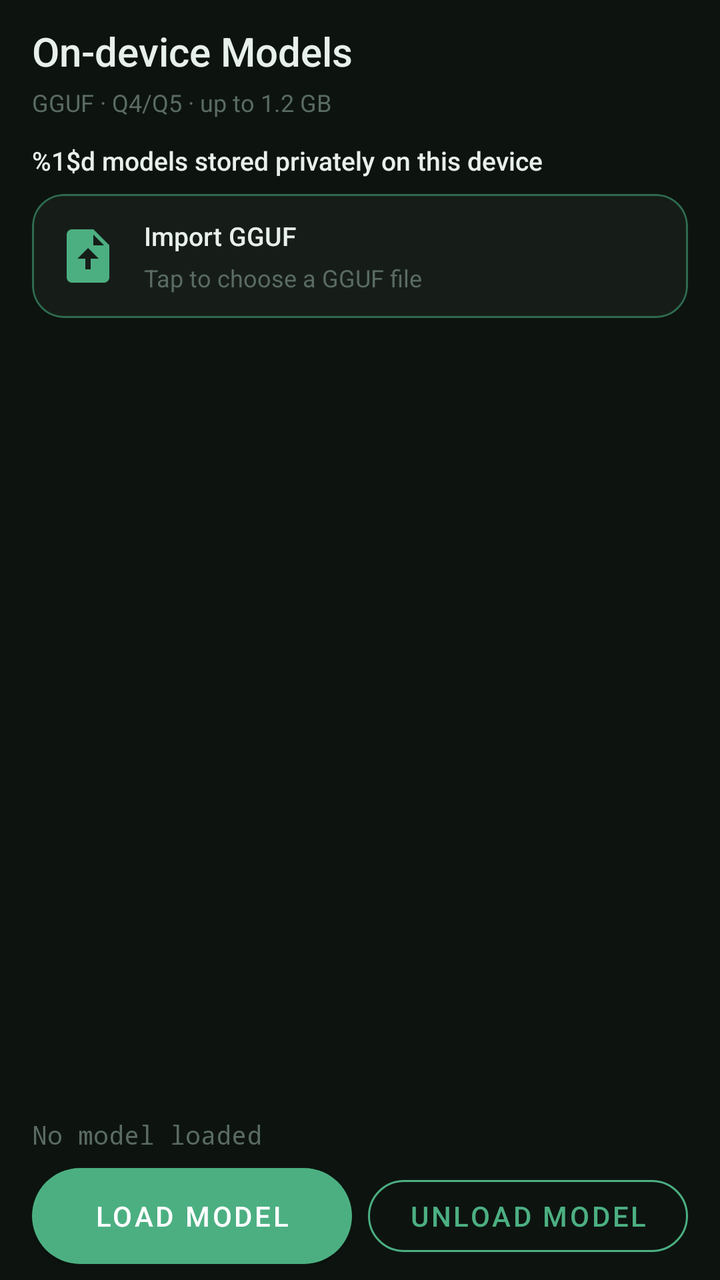
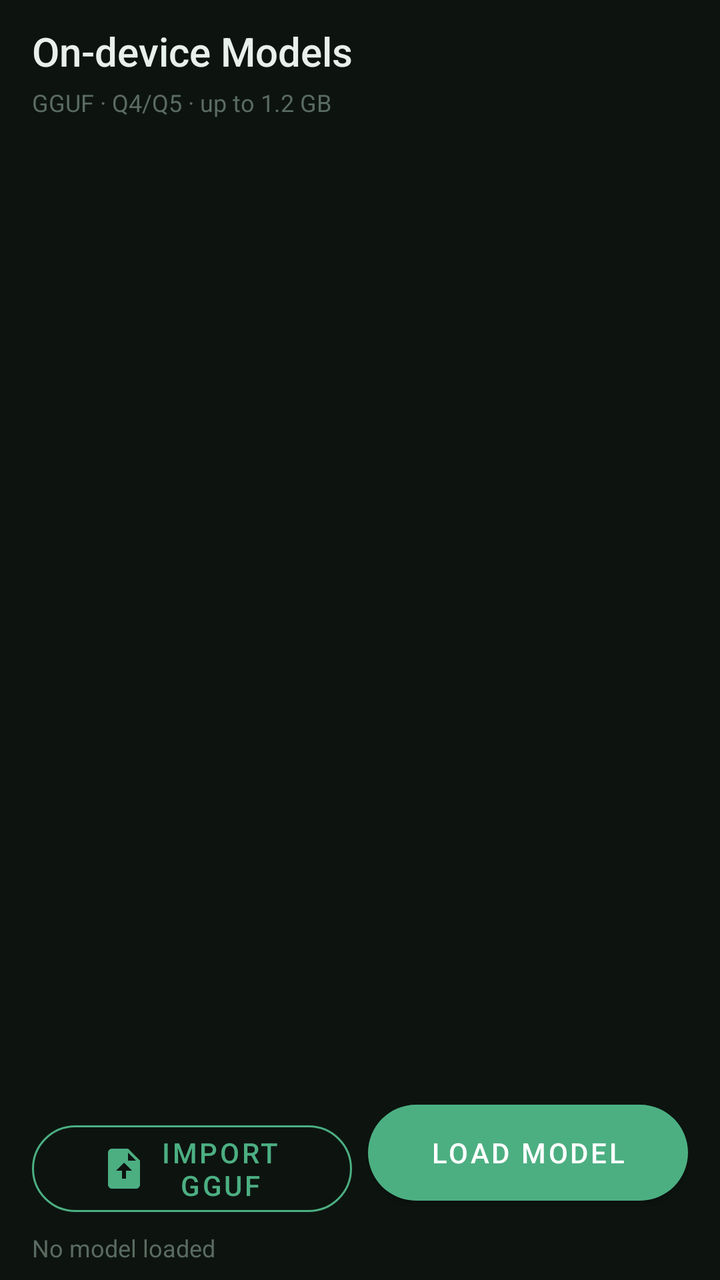

Before-and-after screenshots of an Android layout around one commit, followed by the original layout XML and the change that was made.
<!-- AndroidManifest.xml: application theme AppTheme -->
<!-- res/layout/fragment_models.xml -->
<androidx.constraintlayout.widget.ConstraintLayout xmlns:android="http://schemas.android.com/apk/res/android"
    xmlns:app="http://schemas.android.com/apk/res-auto"
    android:layout_width="match_parent"
    android:layout_height="match_parent"
    android:background="@color/background"
    android:paddingStart="@dimen/space_16"
    android:paddingEnd="@dimen/space_16">

    <TextView
        android:id="@+id/models_title"
        style="@style/TextAppearance.PocketMind.Display"
        android:layout_width="0dp"
        android:layout_height="wrap_content"
        android:layout_marginTop="@dimen/space_12"
        android:text="@string/models_title"
        app:layout_constraintEnd_toEndOf="parent"
        app:layout_constraintStart_toStartOf="parent"
        app:layout_constraintTop_toTopOf="parent" />

    <TextView
        android:id="@+id/models_subtitle"
        style="@style/TextAppearance.PocketMind.Caption"
        android:layout_width="0dp"
        android:layout_height="wrap_content"
        android:layout_marginTop="@dimen/space_4"
        android:text="@string/models_subtitle"
        app:layout_constraintEnd_toEndOf="parent"
        app:layout_constraintStart_toStartOf="parent"
        app:layout_constraintTop_toBottomOf="@id/models_title" />

    <TextView
        android:id="@+id/model_count"
        style="@style/TextAppearance.PocketMind.Label"
        android:layout_width="0dp"
        android:layout_height="wrap_content"
        android:layout_marginTop="@dimen/space_12"
        android:text="@string/model_count"
        app:layout_constraintEnd_toEndOf="parent"
        app:layout_constraintStart_toStartOf="parent"
        app:layout_constraintTop_toBottomOf="@id/models_subtitle" />

    <com.google.android.material.card.MaterialCardView
        android:id="@+id/import_model_button"
        android:layout_width="0dp"
        android:layout_height="wrap_content"
        android:layout_marginTop="@dimen/space_8"
        android:clickable="true"
        android:focusable="true"
        android:foreground="?attr/selectableItemBackground"
        app:cardBackgroundColor="@color/surface"
        app:cardCornerRadius="@dimen/radius_card"
        app:cardElevation="@dimen/elevation_card"
        app:strokeColor="@color/primary_dim"
        app:strokeWidth="@dimen/stroke_width"
        app:layout_constraintEnd_toEndOf="parent"
        app:layout_constraintStart_toStartOf="parent"
        app:layout_constraintTop_toBottomOf="@id/model_count">

        <LinearLayout
            android:layout_width="match_parent"
            android:layout_height="wrap_content"
            android:gravity="center_vertical"
            android:orientation="horizontal"
            android:padding="@dimen/space_12">

            <ImageView
                android:layout_width="32dp"
                android:layout_height="32dp"
                android:contentDescription="@null"
                android:src="@drawable/ic_upload_file"
                android:tint="@color/primary" />

            <LinearLayout
                android:layout_width="0dp"
                android:layout_height="wrap_content"
                android:layout_marginStart="@dimen/space_12"
                android:layout_weight="1"
                android:orientation="vertical">

                <TextView
                    style="@style/TextAppearance.PocketMind.Label"
                    android:layout_width="match_parent"
                    android:layout_height="wrap_content"
                    android:text="@string/import_gguf" />

                <TextView
                    style="@style/TextAppearance.PocketMind.Caption"
                    android:layout_width="match_parent"
                    android:layout_height="wrap_content"
                    android:layout_marginTop="@dimen/space_4"
                    android:text="@string/import_tile_subtitle" />
            </LinearLayout>

            <ProgressBar
                android:id="@+id/import_progress"
                style="?android:attr/progressBarStyleHorizontal"
                android:layout_width="36dp"
                android:layout_height="4dp"
                android:indeterminate="true"
                android:indeterminateTint="@color/primary"
                android:visibility="gone" />
        </LinearLayout>
    </com.google.android.material.card.MaterialCardView>

    <TextView
        android:id="@+id/models_message"
        style="@style/TextAppearance.PocketMind.Caption"
        android:layout_width="0dp"
        android:layout_height="wrap_content"
        android:layout_marginTop="@dimen/space_4"
        android:text=""
        app:layout_constraintEnd_toEndOf="parent"
        app:layout_constraintStart_toStartOf="parent"
        app:layout_constraintTop_toBottomOf="@id/import_model_button" />

    <androidx.core.widget.NestedScrollView
        android:id="@+id/model_scroll"
        android:layout_width="0dp"
        android:layout_height="0dp"
        android:layout_marginTop="@dimen/space_8"
        android:fillViewport="true"
        android:overScrollMode="never"
        app:layout_constraintBottom_toTopOf="@id/models_status"
        app:layout_constraintEnd_toEndOf="parent"
        app:layout_constraintStart_toStartOf="parent"
        app:layout_constraintTop_toBottomOf="@id/models_message">

        <FrameLayout
            android:layout_width="match_parent"
            android:layout_height="match_parent">

            <LinearLayout
                android:id="@+id/empty_model_state"
                android:layout_width="match_parent"
                android:layout_height="match_parent"
                android:gravity="center"
                android:orientation="vertical"
                android:padding="@dimen/space_24"
                android:visibility="gone">

                <TextView
                    style="@style/TextAppearance.PocketMind.Body"
                    android:layout_width="match_parent"
                    android:layout_height="wrap_content"
                    android:gravity="center"
                    android:text="@string/models_empty"
                    android:textColor="@color/muted" />

                <ProgressBar
                    style="?android:attr/progressBarStyleHorizontal"
                    android:layout_width="36dp"
                    android:layout_height="4dp"
                    android:layout_marginTop="@dimen/space_12"
                    android:indeterminate="true"
                    android:indeterminateTint="@color/primary" />
            </LinearLayout>

            <LinearLayout
                android:id="@+id/model_list"
                android:layout_width="match_parent"
                android:layout_height="wrap_content"
                android:orientation="vertical"
                android:paddingBottom="@dimen/space_8" />
        </FrameLayout>
    </androidx.core.widget.NestedScrollView>

    <TextView
        android:id="@+id/models_status"
        style="@style/TextAppearance.PocketMind.Mono"
        android:layout_width="0dp"
        android:layout_height="wrap_content"
        android:layout_marginBottom="@dimen/space_8"
        android:maxLines="2"
        android:text="@string/no_model_loaded"
        app:layout_constraintBottom_toTopOf="@id/model_actions"
        app:layout_constraintEnd_toEndOf="parent"
        app:layout_constraintStart_toStartOf="parent" />

    <LinearLayout
        android:id="@+id/model_actions"
        android:layout_width="0dp"
        android:layout_height="wrap_content"
        android:orientation="horizontal"
        android:paddingBottom="@dimen/space_8"
        app:layout_constraintBottom_toBottomOf="parent"
        app:layout_constraintEnd_toEndOf="parent"
        app:layout_constraintStart_toStartOf="parent">

        <com.google.android.material.button.MaterialButton
            android:id="@+id/load_model_button"
            style="@style/Widget.PocketMind.Button"
            android:layout_width="0dp"
            android:layout_height="wrap_content"
            android:layout_marginEnd="@dimen/space_8"
            android:layout_weight="1"
            android:text="@string/load_model" />

        <com.google.android.material.button.MaterialButton
            android:id="@+id/unload_model_button"
            style="@style/Widget.PocketMind.Button.Outlined"
            android:layout_width="0dp"
            android:layout_height="wrap_content"
            android:layout_weight="1"
            android:text="@string/unload_model" />
    </LinearLayout>
</androidx.constraintlayout.widget.ConstraintLayout>
<!-- resources referenced by this layout -->
<resources>
  <color name="background">#0D1410</color>
  <color name="muted">#5A6B62</color>
  <color name="primary">#4CAF82</color>
  <color name="primary_dim">#2E6B4F</color>
  <color name="surface">#161D19</color>
  <dimen name="elevation_card">1dp</dimen>
  <dimen name="radius_card">16dp</dimen>
  <dimen name="space_12">12dp</dimen>
  <dimen name="space_16">16dp</dimen>
  <dimen name="space_24">24dp</dimen>
  <dimen name="space_4">4dp</dimen>
  <dimen name="space_8">8dp</dimen>
  <dimen name="stroke_width">1dp</dimen>
  <!-- drawable ic_upload_file (drawable) -->
  <vector xmlns:android="http://schemas.android.com/apk/res/android"
      android:width="24dp"
      android:height="24dp"
      android:viewportWidth="24"
      android:viewportHeight="24">
      <path
          android:fillColor="#FFFFFFFF"
          android:pathData="M14,2H6C4.9,2 4,2.9 4,4v16c0,1.1 0.9,2 2,2h12c1.1,0 2,-0.9 2,-2V8l-6,-6zM14,4l4,4h-4V4zM11,17V13H8l4,-4 4,4h-3v4h-2z" />
  </vector>
  <string name="import_gguf">Import GGUF</string>
  <string name="import_tile_subtitle">Tap to choose a GGUF file</string>
  <string name="load_model">Load model</string>
  <string name="model_count">%1$d models stored privately on this device</string>
  <string name="models_empty">No GGUF models yet. Import a small Q4/Q5 model (up to 1.2 GB).</string>
  <string name="models_subtitle">GGUF · Q4/Q5 · up to 1.2 GB</string>
  <string name="models_title">On-device Models</string>
  <string name="no_model_loaded">No model loaded</string>
  <string name="unload_model">Unload model</string>
  <style name="TextAppearance.PocketMind.Body" parent="TextAppearance.PocketMind">
          <item name="android:fontFamily">sans-serif</item>
          <item name="android:textSize">@dimen/text_size_body</item>
          <item name="android:textColor">@color/on_surface</item>
      </style>
  <style name="TextAppearance.PocketMind.Caption" parent="TextAppearance.PocketMind">
          <item name="android:fontFamily">sans-serif</item>
          <item name="android:textSize">@dimen/text_size_caption</item>
          <item name="android:textColor">@color/muted</item>
      </style>
  <style name="TextAppearance.PocketMind.Display" parent="TextAppearance.PocketMind">
          <item name="android:fontFamily">sans-serif-medium</item>
          <item name="android:textSize">@dimen/text_size_display</item>
          <item name="android:textColor">@color/on_background</item>
      </style>
  <style name="TextAppearance.PocketMind.Label" parent="TextAppearance.PocketMind">
          <item name="android:fontFamily">sans-serif-medium</item>
          <item name="android:textSize">@dimen/text_size_label</item>
          <item name="android:textColor">@color/on_background</item>
      </style>
  <style name="TextAppearance.PocketMind.Mono" parent="TextAppearance.PocketMind">
          <item name="android:fontFamily">monospace</item>
          <item name="android:textSize">@dimen/text_size_mono</item>
          <item name="android:textColor">@color/muted</item>
      </style>
  <style name="Widget.PocketMind.Button.Outlined" parent="Widget.MaterialComponents.Button.OutlinedButton">
          <item name="cornerRadius">@dimen/radius_button</item>
          <item name="android:minHeight">48dp</item>
          <item name="strokeColor">@color/primary</item>
          <item name="android:textColor">@color/primary</item>
      </style>
  <style name="TextAppearance.PocketMind" parent="@android:style/TextAppearance" />
  <dimen name="text_size_body">15sp</dimen>
  <color name="on_surface">#C4CEC8</color>
  <dimen name="text_size_caption">12sp</dimen>
  <dimen name="text_size_display">20sp</dimen>
  <color name="on_background">#E8F0EB</color>
  <dimen name="text_size_label">13sp</dimen>
  <dimen name="text_size_mono">13sp</dimen>
  <dimen name="radius_button">24dp</dimen>
  <color name="on_primary">#FFFFFF</color>
  <color name="secondary">#C9A84C</color>
  <color name="error">#CF6679</color>
  <!-- unchanged entries left out for length: 2 -->
</resources>

<!-- the commit's change to res/layout/fragment_models.xml (unified diff, before → after) -->
@@ -29,178 +29,101 @@
         app:layout_constraintTop_toBottomOf="@id/models_title" />
 
     <TextView
-        android:id="@+id/model_count"
-        style="@style/TextAppearance.PocketMind.Label"
+        android:id="@+id/models_message"
+        style="@style/TextAppearance.PocketMind.Caption"
         android:layout_width="0dp"
         android:layout_height="wrap_content"
-        android:layout_marginTop="@dimen/space_12"
-        android:text="@string/model_count"
+        android:layout_marginTop="@dimen/space_8"
+        android:text=""
         app:layout_constraintEnd_toEndOf="parent"
         app:layout_constraintStart_toStartOf="parent"
         app:layout_constraintTop_toBottomOf="@id/models_subtitle" />
 
-    <com.google.android.material.card.MaterialCardView
-        android:id="@+id/import_model_button"
-        android:layout_width="0dp"
-        android:layout_height="wrap_content"
-        android:layout_marginTop="@dimen/space_8"
-        android:clickable="true"
-        android:focusable="true"
-        android:foreground="?attr/selectableItemBackground"
-        app:cardBackgroundColor="@color/surface"
-        app:cardCornerRadius="@dimen/radius_card"
-        app:cardElevation="@dimen/elevation_card"
-        app:strokeColor="@color/primary_dim"
-        app:strokeWidth="@dimen/stroke_width"
-        app:layout_constraintEnd_toEndOf="parent"
-        app:layout_constraintStart_toStartOf="parent"
-        app:layout_constraintTop_toBottomOf="@id/model_count">
-
-        <LinearLayout
-            android:layout_width="match_parent"
-            android:layout_height="wrap_content"
-            android:gravity="center_vertical"
-            android:orientation="horizontal"
-            android:padding="@dimen/space_12">
-
-            <ImageView
-                android:layout_width="32dp"
-                android:layout_height="32dp"
-                android:contentDescription="@null"
-                android:src="@drawable/ic_upload_file"
-                android:tint="@color/primary" />
-
-            <LinearLayout
-                android:layout_width="0dp"
-                android:layout_height="wrap_content"
-                android:layout_marginStart="@dimen/space_12"
-                android:layout_weight="1"
-                android:orientation="vertical">
-
-                <TextView
-                    style="@style/TextAppearance.PocketMind.Label"
-                    android:layout_width="match_parent"
-                    android:layout_height="wrap_content"
-                    android:text="@string/import_gguf" />
-
-                <TextView
-                    style="@style/TextAppearance.PocketMind.Caption"
-                    android:layout_width="match_parent"
-                    android:layout_height="wrap_content"
-                    android:layout_marginTop="@dimen/space_4"
-                    android:text="@string/import_tile_subtitle" />
-            </LinearLayout>
-
-            <ProgressBar
-                android:id="@+id/import_progress"
-                style="?android:attr/progressBarStyleHorizontal"
-                android:layout_width="36dp"
-                android:layout_height="4dp"
-                android:indeterminate="true"
-                android:indeterminateTint="@color/primary"
-                android:visibility="gone" />
-        </LinearLayout>
-    </com.google.android.material.card.MaterialCardView>
-
-    <TextView
-        android:id="@+id/models_message"
-        style="@style/TextAppearance.PocketMind.Caption"
-        android:layout_width="0dp"
-        android:layout_height="wrap_content"
-        android:layout_marginTop="@dimen/space_4"
-        android:text=""
-        app:layout_constraintEnd_toEndOf="parent"
-        app:layout_constraintStart_toStartOf="parent"
-        app:layout_constraintTop_toBottomOf="@id/import_model_button" />
-
-    <androidx.core.widget.NestedScrollView
-        android:id="@+id/model_scroll"
+    <FrameLayout
+        android:id="@+id/model_content"
         android:layout_width="0dp"
         android:layout_height="0dp"
         android:layout_marginTop="@dimen/space_8"
-        android:fillViewport="true"
-        android:overScrollMode="never"
-        app:layout_constraintBottom_toTopOf="@id/models_status"
+        android:layout_marginBottom="@dimen/space_12"
+        app:layout_constraintBottom_toTopOf="@id/model_actions"
         app:layout_constraintEnd_toEndOf="parent"
         app:layout_constraintStart_toStartOf="parent"
         app:layout_constraintTop_toBottomOf="@id/models_message">
 
-        <FrameLayout
+        <androidx.recyclerview.widget.RecyclerView
+            android:id="@+id/model_list"
             android:layout_width="match_parent"
-            android:layout_height="match_parent">
+            android:layout_height="match_parent"
+            android:clipToPadding="false"
+            android:overScrollMode="never"
+            android:paddingBottom="@dimen/space_8" />
 
-            <LinearLayout
-                android:id="@+id/empty_model_state"
-                android:layout_width="match_parent"
-                android:layout_height="match_parent"
-                android:gravity="center"
-                android:orientation="vertical"
-                android:padding="@dimen/space_24"
-                android:visibility="gone">
-
-                <TextView
-                    style="@style/TextAppearance.PocketMind.Body"
-                    android:layout_width="match_parent"
-                    android:layout_height="wrap_content"
-                    android:gravity="center"
-                    android:text="@string/models_empty"
-                    android:textColor="@color/muted" />
-
-                <ProgressBar
-                    style="?android:attr/progressBarStyleHorizontal"
-                    android:layout_width="36dp"
-                    android:layout_height="4dp"
-                    android:layout_marginTop="@dimen/space_12"
-                    android:indeterminate="true"
-                    android:indeterminateTint="@color/primary" />
-            </LinearLayout>
-
-            <LinearLayout
-                android:id="@+id/model_list"
-                android:layout_width="match_parent"
-                android:layout_height="wrap_content"
-                android:orientation="vertical"
-                android:paddingBottom="@dimen/space_8" />
-        </FrameLayout>
-    </androidx.core.widget.NestedScrollView>
-
-    <TextView
-        android:id="@+id/models_status"
-        style="@style/TextAppearance.PocketMind.Mono"
-        android:layout_width="0dp"
-        android:layout_height="wrap_content"
-        android:layout_marginBottom="@dimen/space_8"
-        android:maxLines="2"
-        android:text="@string/no_model_loaded"
-        app:layout_constraintBottom_toTopOf="@id/model_actions"
-        app:layout_constraintEnd_toEndOf="parent"
-        app:layout_constraintStart_toStartOf="parent" />
+        <TextView
+            android:id="@+id/empty_model_state"
+            style="@style/TextAppearance.PocketMind.Body"
+            android:layout_width="match_parent"
+            android:layout_height="match_parent"
+            android:gravity="center"
+            android:padding="@dimen/space_24"
+            android:text="@string/models_empty"
+            android:textColor="@color/muted"
+            android:visibility="gone" />
+    </FrameLayout>
 
     <LinearLayout
         android:id="@+id/model_actions"
         android:layout_width="0dp"
         android:layout_height="wrap_content"
-        android:orientation="horizontal"
+        android:orientation="vertical"
         android:paddingBottom="@dimen/space_8"
         app:layout_constraintBottom_toBottomOf="parent"
         app:layout_constraintEnd_toEndOf="parent"
         app:layout_constraintStart_toStartOf="parent">
 
-        <com.google.android.material.button.MaterialButton
-            android:id="@+id/load_model_button"
-            style="@style/Widget.PocketMind.Button"
-            android:layout_width="0dp"
+        <LinearLayout
+            android:layout_width="match_parent"
             android:layout_height="wrap_content"
-            android:layout_marginEnd="@dimen/space_8"
-            android:layout_weight="1"
-            android:text="@string/load_model" />
+            android:orientation="horizontal">
 
-        <com.google.android.material.button.MaterialButton
-            android:id="@+id/unload_model_button"
-            style="@style/Widget.PocketMind.Button.Outlined"
-            android:layout_width="0dp"
+            <com.google.android.material.button.MaterialButton
+                android:id="@+id/import_model_button"
+                style="@style/Widget.PocketMind.Button.Outlined"
+                android:layout_width="0dp"
+                android:layout_height="wrap_content"
+                android:layout_marginEnd="@dimen/space_8"
+                android:layout_weight="1"
+                android:text="@string/import_gguf"
+                app:icon="@drawable/ic_upload_file"
+                app:iconGravity="textStart"
+                app:iconTint="@color/primary" />
+
+            <com.google.android.material.button.MaterialButton
+                android:id="@+id/load_model_button"
+                style="@style/Widget.PocketMind.Button"
+                android:layout_width="0dp"
+                android:layout_height="wrap_content"
+                android:layout_weight="1"
+                android:text="@string/load_model" />
+        </LinearLayout>
+
+        <TextView
+            android:id="@+id/models_status"
+            style="@style/TextAppearance.PocketMind.Caption"
+            android:layout_width="match_parent"
             android:layout_height="wrap_content"
-            android:layout_weight="1"
-            android:text="@string/unload_model" />
+            android:layout_marginTop="@dimen/space_8"
+            android:text="@string/no_model_loaded"
+            android:textColor="@color/muted" />
+
+        <com.google.android.material.progressindicator.LinearProgressIndicator
+            android:id="@+id/import_progress"
+            android:layout_width="match_parent"
+            android:layout_height="4dp"
+            android:layout_marginTop="@dimen/space_8"
+            android:indeterminate="true"
+            android:visibility="gone"
+            app:indicatorColor="@color/primary"
+            app:trackColor="@color/surface_variant"
+            app:trackThickness="4dp" />
     </LinearLayout>
 </androidx.constraintlayout.widget.ConstraintLayout>
<!-- resource entries referenced after the edit -->
@@ -3,16 +3,14 @@
   <color name="background">#0D1410</color>
   <color name="muted">#5A6B62</color>
   <color name="primary">#4CAF82</color>
+  <color name="surface_variant">#1F2B24</color>
   <color name="primary_dim">#2E6B4F</color>
   <color name="surface">#161D19</color>
-  <dimen name="elevation_card">1dp</dimen>
-  <dimen name="radius_card">16dp</dimen>
   <dimen name="space_12">12dp</dimen>
   <dimen name="space_16">16dp</dimen>
   <dimen name="space_24">24dp</dimen>
   <dimen name="space_4">4dp</dimen>
   <dimen name="space_8">8dp</dimen>
-  <dimen name="stroke_width">1dp</dimen>
   <!-- drawable ic_upload_file (drawable) -->
   <vector xmlns:android="http://schemas.android.com/apk/res/android"
       android:width="24dp"
@@ -24,14 +22,11 @@
           android:pathData="M14,2H6C4.9,2 4,2.9 4,4v16c0,1.1 0.9,2 2,2h12c1.1,0 2,-0.9 2,-2V8l-6,-6zM14,4l4,4h-4V4zM11,17V13H8l4,-4 4,4h-3v4h-2z" />
   </vector>
   <string name="import_gguf">Import GGUF</string>
-  <string name="import_tile_subtitle">Tap to choose a GGUF file</string>
   <string name="load_model">Load model</string>
-  <string name="model_count">%1$d models stored privately on this device</string>
   <string name="models_empty">No GGUF models yet. Import a small Q4/Q5 model (up to 1.2 GB).</string>
   <string name="models_subtitle">GGUF · Q4/Q5 · up to 1.2 GB</string>
   <string name="models_title">On-device Models</string>
   <string name="no_model_loaded">No model loaded</string>
-  <string name="unload_model">Unload model</string>
   <style name="TextAppearance.PocketMind.Body" parent="TextAppearance.PocketMind">
           <item name="android:fontFamily">sans-serif</item>
           <item name="android:textSize">@dimen/text_size_body</item>
@@ -47,16 +42,6 @@
           <item name="android:textSize">@dimen/text_size_display</item>
           <item name="android:textColor">@color/on_background</item>
       </style>
-  <style name="TextAppearance.PocketMind.Label" parent="TextAppearance.PocketMind">
-          <item name="android:fontFamily">sans-serif-medium</item>
-          <item name="android:textSize">@dimen/text_size_label</item>
-          <item name="android:textColor">@color/on_background</item>
-      </style>
-  <style name="TextAppearance.PocketMind.Mono" parent="TextAppearance.PocketMind">
-          <item name="android:fontFamily">monospace</item>
-          <item name="android:textSize">@dimen/text_size_mono</item>
-          <item name="android:textColor">@color/muted</item>
-      </style>
   <style name="Widget.PocketMind.Button.Outlined" parent="Widget.MaterialComponents.Button.OutlinedButton">
           <item name="cornerRadius">@dimen/radius_button</item>
           <item name="android:minHeight">48dp</item>
@@ -69,8 +54,6 @@
   <dimen name="text_size_caption">12sp</dimen>
   <dimen name="text_size_display">20sp</dimen>
   <color name="on_background">#E8F0EB</color>
-  <dimen name="text_size_label">13sp</dimen>
-  <dimen name="text_size_mono">13sp</dimen>
   <dimen name="radius_button">24dp</dimen>
   <color name="on_primary">#FFFFFF</color>
   <color name="secondary">#C9A84C</color>
